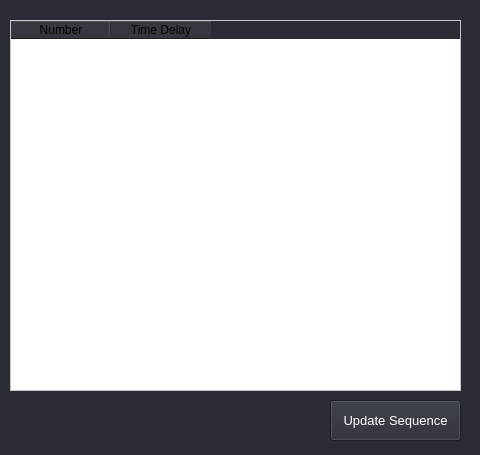
Above: editSequenceWindow.ui from 68Duck/PiDMX before the change. Below: the same form after it.
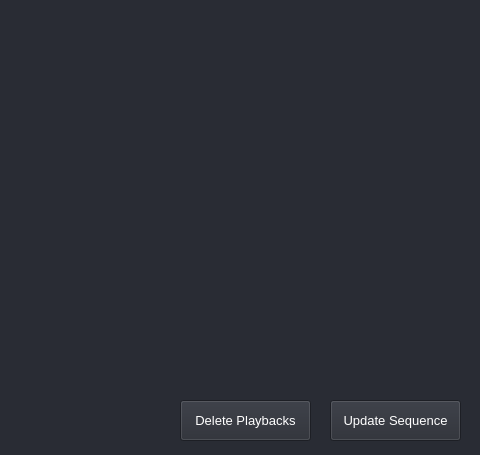
That is the form after the change.

Commit message: Added ability to remove playback in sequence with checkbox

```diff
--- a/editSequenceWindow.ui
+++ b/editSequenceWindow.ui
@@ -37,28 +37,37 @@
     <string>Update Sequence</string>
    </property>
   </widget>
-  <widget class="QTableWidget" name="table">
+  <widget class="QWidget" name="gridLayoutWidget">
    <property name="geometry">
     <rect>
      <x>10</x>
      <y>20</y>
      <width>451</width>
-     <height>371</height>
+     <height>361</height>
     </rect>
+   </property>
+   <layout class="QGridLayout" name="layout"/>
+  </widget>
+  <widget class="QPushButton" name="deleteButton">
+   <property name="geometry">
+    <rect>
+     <x>180</x>
+     <y>400</y>
+     <width>131</width>
+     <height>41</height>
+    </rect>
+   </property>
+   <property name="font">
+    <font>
+     <pointsize>10</pointsize>
+    </font>
    </property>
    <property name="styleSheet">
-    <string notr="true">QTableWidget{background-color:white}</string>
+    <string notr="true">QPushButton{color:white;}</string>
    </property>
-   <column>
-    <property name="text">
-     <string>Number</string>
-    </property>
-   </column>
-   <column>
-    <property name="text">
-     <string>Time Delay</string>
-    </property>
-   </column>
+   <property name="text">
+    <string>Delete Playbacks</string>
+   </property>
   </widget>
  </widget>
  <resources/>
```
The commit also changes 1 other file.
